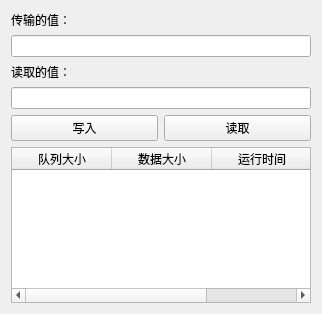
Before: the Qt Designer form Process/MessageQueues.ui in 3737cc/C-C--, drawn with Qt 5.
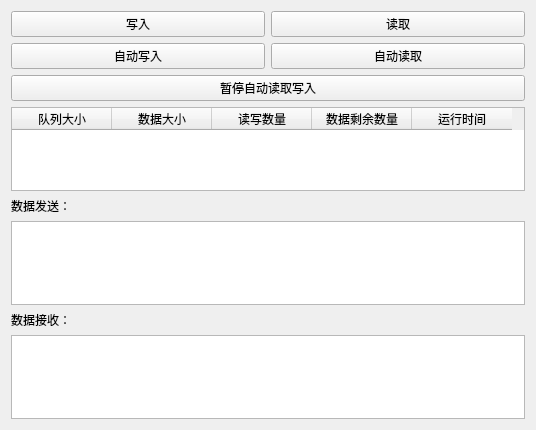
After: the same form once the commit is applied.

```diff
--- a/Process/MessageQueues.ui
+++ b/Process/MessageQueues.ui
@@ -6,8 +6,8 @@
    <rect>
     <x>0</x>
     <y>0</y>
-    <width>322</width>
-    <height>314</height>
+    <width>536</width>
+    <height>430</height>
    </rect>
   </property>
   <property name="windowTitle">
@@ -15,26 +15,6 @@
   </property>
   <widget class="QWidget" name="centralWidget">
    <layout class="QVBoxLayout" name="verticalLayout">
-    <item>
-     <widget class="QLabel" name="valueInputLabel">
-      <property name="text">
-       <string>传输的值：</string>
-      </property>
-     </widget>
-    </item>
-    <item>
-     <widget class="QLineEdit" name="valueInput"/>
-    </item>
-    <item>
-     <widget class="QLabel" name="valueOutputLabel">
-      <property name="text">
-       <string>读取的值：</string>
-      </property>
-     </widget>
-    </item>
-    <item>
-     <widget class="QLineEdit" name="valueOutput"/>
-    </item>
     <item>
      <layout class="QHBoxLayout" name="horizontalLayout">
       <item>
@@ -53,6 +33,31 @@
       </item>
      </layout>
     </item>
+    <item>
+     <layout class="QHBoxLayout" name="horizontalLayout_2">
+      <item>
+       <widget class="QPushButton" name="autoWriteButton">
+        <property name="text">
+         <string>自动写入</string>
+        </property>
+       </widget>
+      </item>
+      <item>
+       <widget class="QPushButton" name="autoReadButton">
+        <property name="text">
+         <string>自动读取</string>
+        </property>
+       </widget>
+      </item>
+     </layout>
+    </item>
+    <item>
+     <widget class="QPushButton" name="stopButton">
+      <property name="text">
+       <string>暂停自动读取写入</string>
+      </property>
+     </widget>
+    </item>
     <item>
      <widget class="QTableWidget" name="memoryBlockTable">
       <column>
@@ -71,6 +76,22 @@
         <set>AlignCenter</set>
        </property>
       </column>
+      <column>
+       <property name="text">
+        <string>读写数量</string>
+       </property>
+       <property name="textAlignment">
+        <set>AlignCenter</set>
+       </property>
+      </column>
+      <column>
+       <property name="text">
+        <string>数据剩余数量</string>
+       </property>
+       <property name="textAlignment">
+        <set>AlignCenter</set>
+       </property>
+      </column>
       <column>
        <property name="text">
         <string>运行时间</string>
@@ -81,6 +102,26 @@
       </column>
      </widget>
     </item>
+    <item>
+     <widget class="QLabel" name="valueInputLabel">
+      <property name="text">
+       <string>数据发送：</string>
+      </property>
+     </widget>
+    </item>
+    <item>
+     <widget class="QPlainTextEdit" name="writePlainTextEdit"/>
+    </item>
+    <item>
+     <widget class="QLabel" name="valueOutputLabel">
+      <property name="text">
+       <string>数据接收：</string>
+      </property>
+     </widget>
+    </item>
+    <item>
+     <widget class="QPlainTextEdit" name="readPlainTextEdit"/>
+    </item>
    </layout>
   </widget>
  </widget>
```
